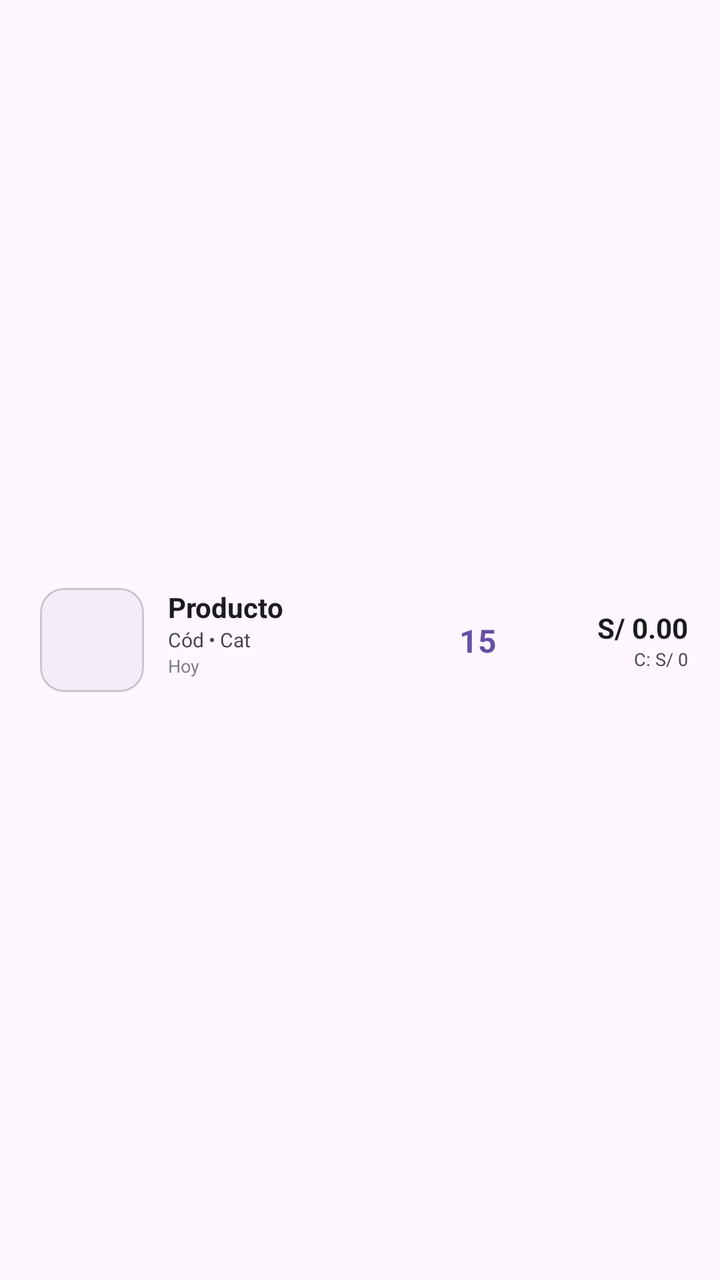
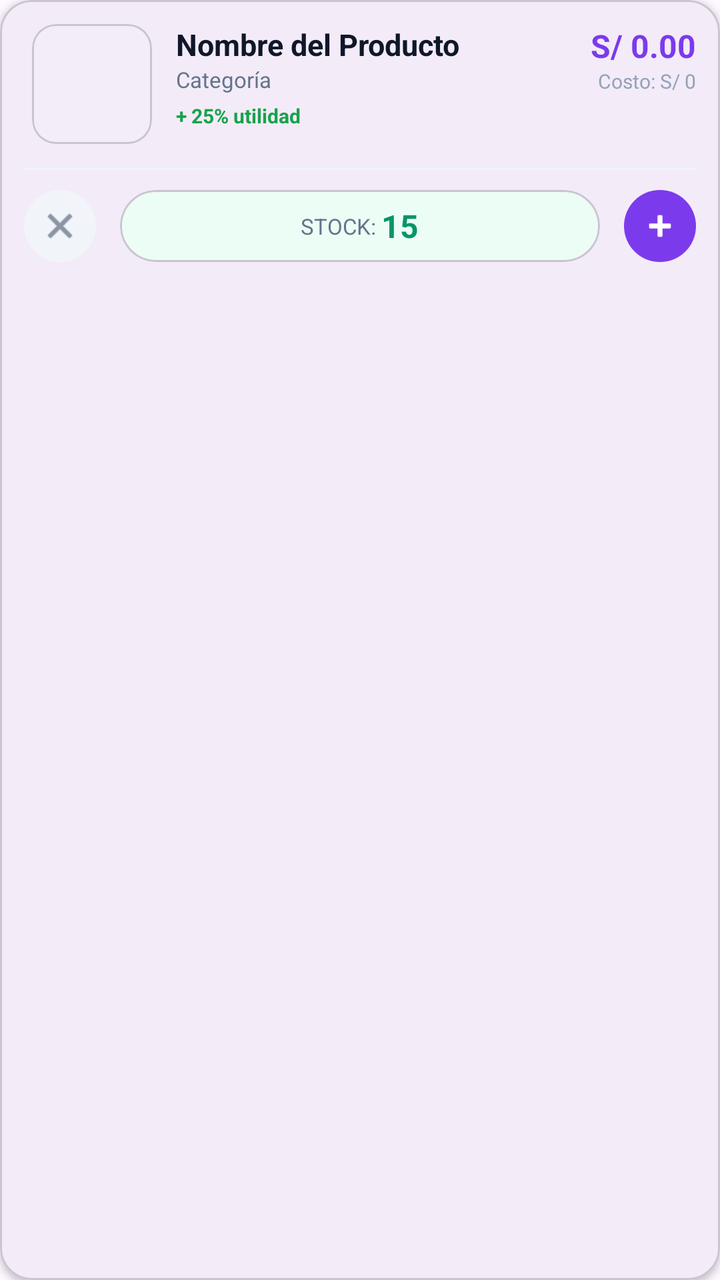

Screens rendered from an Android XML layout before and after an edit, with the pre-edit source and the edit as a unified diff.
<!-- AndroidManifest.xml: application theme Theme.Naxor -->
<!-- res/layout/item_producto.xml -->
<?xml version="1.0" encoding="utf-8"?>
<androidx.constraintlayout.widget.ConstraintLayout xmlns:android="http://schemas.android.com/apk/res/android"
    xmlns:app="http://schemas.android.com/apk/res-auto"
    android:layout_width="match_parent"
    android:layout_height="wrap_content"
    android:paddingVertical="10dp"
    android:paddingHorizontal="16dp"
    android:background="?attr/selectableItemBackground">

    <CheckBox
        android:id="@+id/cbProdSelected"
        android:layout_width="wrap_content"
        android:layout_height="wrap_content"
        android:visibility="gone"
        app:layout_constraintStart_toStartOf="parent"
        app:layout_constraintTop_toTopOf="parent"
        app:layout_constraintBottom_toBottomOf="parent" />

    <com.google.android.material.card.MaterialCardView
        android:id="@+id/cardProdItemPhoto"
        android:layout_width="52dp"
        android:layout_height="52dp"
        app:cardCornerRadius="12dp"
        app:cardElevation="0dp"
        app:strokeWidth="1dp"
        app:strokeColor="?attr/colorOutlineVariant"
        app:layout_constraintStart_toEndOf="@id/cbProdSelected"
        app:layout_constraintTop_toTopOf="parent"
        app:layout_constraintBottom_toBottomOf="parent"
        android:layout_marginStart="4dp">
        <ImageView
            android:id="@+id/ivProdItemPhoto"
            android:layout_width="match_parent"
            android:layout_height="match_parent"
            android:scaleType="centerCrop"
            android:background="?attr/colorSurfaceContainer" />
    </com.google.android.material.card.MaterialCardView>

    <TextView
        android:id="@+id/tvProdItemNombre"
        android:layout_width="0dp"
        android:layout_height="wrap_content"
        android:layout_marginStart="12dp"
        android:text="Producto"
        android:textSize="14sp"
        android:textStyle="bold"
        android:textColor="?attr/colorOnSurface"
        android:ellipsize="end"
        android:maxLines="1"
        app:layout_constraintStart_toEndOf="@id/cardProdItemPhoto"
        app:layout_constraintTop_toTopOf="@id/cardProdItemPhoto"
        app:layout_constraintEnd_toStartOf="@+id/tvProdItemStock" />

    <TextView
        android:id="@+id/tvProdItemCodigoSub"
        android:layout_width="wrap_content"
        android:layout_height="wrap_content"
        android:text="Cód"
        android:textSize="10sp"
        android:textColor="?attr/colorOnSurfaceVariant"
        app:layout_constraintStart_toStartOf="@id/tvProdItemNombre"
        app:layout_constraintTop_toBottomOf="@id/tvProdItemNombre" />

    <TextView
        android:id="@+id/tvProdItemDot"
        android:layout_width="wrap_content"
        android:layout_height="wrap_content"
        android:text=" • "
        android:textSize="10sp"
        android:textColor="?attr/colorOnSurfaceVariant"
        app:layout_constraintStart_toEndOf="@id/tvProdItemCodigoSub"
        app:layout_constraintTop_toTopOf="@id/tvProdItemCodigoSub" />

    <TextView
        android:id="@+id/tvProdItemCategoria"
        android:layout_width="0dp"
        android:layout_height="wrap_content"
        android:text="Cat"
        android:textSize="10sp"
        android:textColor="?attr/colorOnSurfaceVariant"
        app:layout_constraintStart_toEndOf="@id/tvProdItemDot"
        app:layout_constraintTop_toTopOf="@id/tvProdItemCodigoSub"
        app:layout_constraintEnd_toStartOf="@+id/tvProdItemStock" />

    <TextView
        android:id="@+id/tvProdItemIntegration"
        android:layout_width="0dp"
        android:layout_height="wrap_content"
        android:text="Hoy"
        android:textSize="9sp"
        android:textColor="?attr/colorOnSurfaceVariant"
        android:alpha="0.7"
        app:layout_constraintStart_toStartOf="@id/tvProdItemNombre"
        app:layout_constraintTop_toBottomOf="@id/tvProdItemCodigoSub"
        app:layout_constraintEnd_toStartOf="@+id/tvProdItemStock" />

    <TextView
        android:id="@+id/tvProdItemStock"
        android:layout_width="50dp"
        android:layout_height="wrap_content"
        android:text="15"
        android:textSize="16sp"
        android:textStyle="bold"
        android:textColor="?attr/colorPrimary"
        android:gravity="center"
        app:layout_constraintEnd_toStartOf="@+id/layoutPrice"
        app:layout_constraintTop_toTopOf="parent"
        app:layout_constraintBottom_toBottomOf="parent" />

    <LinearLayout
        android:id="@+id/layoutPrice"
        android:layout_width="80dp"
        android:layout_height="wrap_content"
        android:orientation="vertical"
        android:gravity="end"
        app:layout_constraintEnd_toEndOf="parent"
        app:layout_constraintTop_toTopOf="parent"
        app:layout_constraintBottom_toBottomOf="parent">
        <TextView
            android:id="@+id/tvProdItemPrecioVenta"
            android:layout_width="wrap_content"
            android:layout_height="wrap_content"
            android:text="S/ 0.00"
            android:textSize="14sp"
            android:textStyle="bold"
            android:textColor="?attr/colorOnSurface" />
        <TextView
            android:id="@+id/tvProdItemPrecioCosto"
            android:layout_width="wrap_content"
            android:layout_height="wrap_content"
            android:text="C: S/ 0"
            android:textSize="9sp"
            android:textColor="?attr/colorOnSurfaceVariant" />
    </LinearLayout>

</androidx.constraintlayout.widget.ConstraintLayout>
<!-- resources referenced by this layout -->
<resources>
  <style name="Theme.Naxor" parent="Base.Theme.Naxor" />
  <style name="Base.Theme.Naxor" parent="Theme.Material3.DayNight.NoActionBar">
          
          
      </style>
</resources>

<!-- the commit's change to res/layout/item_producto.xml (unified diff, before → after) -->
@@ -1,136 +1,198 @@
 <?xml version="1.0" encoding="utf-8"?>
-<androidx.constraintlayout.widget.ConstraintLayout xmlns:android="http://schemas.android.com/apk/res/android"
+<com.google.android.material.card.MaterialCardView xmlns:android="http://schemas.android.com/apk/res/android"
     xmlns:app="http://schemas.android.com/apk/res-auto"
+    android:id="@+id/cardProductoRoot"
     android:layout_width="match_parent"
     android:layout_height="wrap_content"
-    android:paddingVertical="10dp"
-    android:paddingHorizontal="16dp"
-    android:background="?attr/selectableItemBackground">
+    android:layout_marginHorizontal="16dp"
+    android:layout_marginVertical="6dp"
+    app:cardBackgroundColor="?attr/colorSurface"
+    app:cardCornerRadius="16dp"
+    app:cardElevation="2dp"
+    app:strokeWidth="1dp"
+    app:strokeColor="?attr/colorOutlineVariant">
 
-    <CheckBox
-        android:id="@+id/cbProdSelected"
-        android:layout_width="wrap_content"
+    <androidx.constraintlayout.widget.ConstraintLayout
+        android:layout_width="match_parent"
         android:layout_height="wrap_content"
-        android:visibility="gone"
-        app:layout_constraintStart_toStartOf="parent"
-        app:layout_constraintTop_toTopOf="parent"
-        app:layout_constraintBottom_toBottomOf="parent" />
+        android:padding="12dp">
 
-    <com.google.android.material.card.MaterialCardView
-        android:id="@+id/cardProdItemPhoto"
-        android:layout_width="52dp"
-        android:layout_height="52dp"
-        app:cardCornerRadius="12dp"
-        app:cardElevation="0dp"
-        app:strokeWidth="1dp"
-        app:strokeColor="?attr/colorOutlineVariant"
-        app:layout_constraintStart_toEndOf="@id/cbProdSelected"
-        app:layout_constraintTop_toTopOf="parent"
-        app:layout_constraintBottom_toBottomOf="parent"
-        android:layout_marginStart="4dp">
-        <ImageView
-            android:id="@+id/ivProdItemPhoto"
-            android:layout_width="match_parent"
-            android:layout_height="match_parent"
-            android:scaleType="centerCrop"
-            android:background="?attr/colorSurfaceContainer" />
-    </com.google.android.material.card.MaterialCardView>
-
-    <TextView
-        android:id="@+id/tvProdItemNombre"
-        android:layout_width="0dp"
-        android:layout_height="wrap_content"
-        android:layout_marginStart="12dp"
-        android:text="Producto"
-        android:textSize="14sp"
-        android:textStyle="bold"
-        android:textColor="?attr/colorOnSurface"
-        android:ellipsize="end"
-        android:maxLines="1"
-        app:layout_constraintStart_toEndOf="@id/cardProdItemPhoto"
-        app:layout_constraintTop_toTopOf="@id/cardProdItemPhoto"
-        app:layout_constraintEnd_toStartOf="@+id/tvProdItemStock" />
-
-    <TextView
-        android:id="@+id/tvProdItemCodigoSub"
-        android:layout_width="wrap_content"
-        android:layout_height="wrap_content"
-        android:text="Cód"
-        android:textSize="10sp"
-        android:textColor="?attr/colorOnSurfaceVariant"
-        app:layout_constraintStart_toStartOf="@id/tvProdItemNombre"
-        app:layout_constraintTop_toBottomOf="@id/tvProdItemNombre" />
-
-    <TextView
-        android:id="@+id/tvProdItemDot"
-        android:layout_width="wrap_content"
-        android:layout_height="wrap_content"
-        android:text=" • "
-        android:textSize="10sp"
-        android:textColor="?attr/colorOnSurfaceVariant"
-        app:layout_constraintStart_toEndOf="@id/tvProdItemCodigoSub"
-        app:layout_constraintTop_toTopOf="@id/tvProdItemCodigoSub" />
-
-    <TextView
-        android:id="@+id/tvProdItemCategoria"
-        android:layout_width="0dp"
-        android:layout_height="wrap_content"
-        android:text="Cat"
-        android:textSize="10sp"
-        android:textColor="?attr/colorOnSurfaceVariant"
-        app:layout_constraintStart_toEndOf="@id/tvProdItemDot"
-        app:layout_constraintTop_toTopOf="@id/tvProdItemCodigoSub"
-        app:layout_constraintEnd_toStartOf="@+id/tvProdItemStock" />
-
-    <TextView
-        android:id="@+id/tvProdItemIntegration"
-        android:layout_width="0dp"
-        android:layout_height="wrap_content"
-        android:text="Hoy"
-        android:textSize="9sp"
-        android:textColor="?attr/colorOnSurfaceVariant"
-        android:alpha="0.7"
-        app:layout_constraintStart_toStartOf="@id/tvProdItemNombre"
-        app:layout_constraintTop_toBottomOf="@id/tvProdItemCodigoSub"
-        app:layout_constraintEnd_toStartOf="@+id/tvProdItemStock" />
-
-    <TextView
-        android:id="@+id/tvProdItemStock"
-        android:layout_width="50dp"
-        android:layout_height="wrap_content"
-        android:text="15"
-        android:textSize="16sp"
-        android:textStyle="bold"
-        android:textColor="?attr/colorPrimary"
-        android:gravity="center"
-        app:layout_constraintEnd_toStartOf="@+id/layoutPrice"
-        app:layout_constraintTop_toTopOf="parent"
-        app:layout_constraintBottom_toBottomOf="parent" />
-
-    <LinearLayout
-        android:id="@+id/layoutPrice"
-        android:layout_width="80dp"
-        android:layout_height="wrap_content"
-        android:orientation="vertical"
-        android:gravity="end"
-        app:layout_constraintEnd_toEndOf="parent"
-        app:layout_constraintTop_toTopOf="parent"
-        app:layout_constraintBottom_toBottomOf="parent">
-        <TextView
-            android:id="@+id/tvProdItemPrecioVenta"
+        <CheckBox
+            android:id="@+id/cbProdSelected"
             android:layout_width="wrap_content"
             android:layout_height="wrap_content"
-            android:text="S/ 0.00"
-            android:textSize="14sp"
-            android:textStyle="bold"
-            android:textColor="?attr/colorOnSurface" />
-        <TextView
-            android:id="@+id/tvProdItemPrecioCosto"
+            android:visibility="gone"
+            app:layout_constraintStart_toStartOf="parent"
+            app:layout_constraintTop_toTopOf="parent"
+            app:layout_constraintBottom_toBottomOf="parent" />
+
+        
+        <com.google.android.material.card.MaterialCardView
+            android:id="@+id/cardProdItemPhoto"
+            android:layout_width="60dp"
+            android:layout_height="60dp"
+            app:cardCornerRadius="12dp"
+            app:cardElevation="0dp"
+            app:layout_constraintStart_toEndOf="@id/cbProdSelected"
+            app:layout_constraintTop_toTopOf="parent"
+            android:layout_marginStart="4dp">
+            <ImageView
+                android:id="@+id/ivProdItemPhoto"
+                android:layout_width="match_parent"
+                android:layout_height="match_parent"
+                android:scaleType="centerCrop"
+                android:background="?attr/colorSurfaceContainer" />
+        </com.google.android.material.card.MaterialCardView>
+
+        
+        <LinearLayout
+            android:id="@+id/layoutInfoMain"
+            android:layout_width="0dp"
+            android:layout_height="wrap_content"
+            android:layout_marginStart="12dp"
+            android:orientation="vertical"
+            app:layout_constraintStart_toEndOf="@id/cardProdItemPhoto"
+            app:layout_constraintTop_toTopOf="@id/cardProdItemPhoto"
+            app:layout_constraintEnd_toStartOf="@+id/layoutPrice">
+
+            <TextView
+                android:id="@+id/tvProdItemNombre"
+                android:layout_width="match_parent"
+                android:layout_height="wrap_content"
+                android:text="Nombre del Producto"
+                android:textSize="15sp"
+                android:textStyle="bold"
+                android:textColor="@color/slate_900"
+                android:ellipsize="end"
+                android:maxLines="1" />
+
+            <TextView
+                android:id="@+id/tvProdItemCategoria"
+                android:layout_width="wrap_content"
+                android:layout_height="wrap_content"
+                android:text="Categoría"
+                android:textSize="11sp"
+                android:textColor="@color/slate_500" />
+
+            
+            <LinearLayout
+                android:layout_width="wrap_content"
+                android:layout_height="wrap_content"
+                android:orientation="horizontal"
+                android:layout_marginTop="4dp"
+                android:gravity="center_vertical">
+                <TextView
+                    android:id="@+id/tvProdItemUtility"
+                    android:layout_width="wrap_content"
+                    android:layout_height="wrap_content"
+                    android:text="+ 25% utilidad"
+                    android:textSize="10sp"
+                    android:textStyle="bold"
+                    android:textColor="@color/green_600" />
+            </LinearLayout>
+        </LinearLayout>
+
+        
+        <LinearLayout
+            android:id="@+id/layoutPrice"
             android:layout_width="wrap_content"
             android:layout_height="wrap_content"
-            android:text="C: S/ 0"
-            android:textSize="9sp"
-            android:textColor="?attr/colorOnSurfaceVariant" />
-    </LinearLayout>
+            android:orientation="vertical"
+            android:gravity="end"
+            app:layout_constraintEnd_toEndOf="parent"
+            app:layout_constraintTop_toTopOf="@id/cardProdItemPhoto">
+            <TextView
+                android:id="@+id/tvProdItemPrecioVenta"
+                android:layout_width="wrap_content"
+                android:layout_height="wrap_content"
+                android:text="S/ 0.00"
+                android:textSize="16sp"
+                android:textStyle="bold"
+                android:textColor="@color/purple_600" />
+            <TextView
+                android:id="@+id/tvProdItemPrecioCosto"
+                android:layout_width="wrap_content"
+                android:layout_height="wrap_content"
+                android:text="Costo: S/ 0"
+                android:textSize="10sp"
+                android:textColor="@color/slate_400" />
+        </LinearLayout>
 
-</androidx.constraintlayout.widget.ConstraintLayout>
+        
+        <View
+            android:id="@+id/dividerProd"
+            android:layout_width="0dp"
+            android:layout_height="1dp"
+            android:background="@color/slate_100"
+            android:layout_marginTop="12dp"
+            app:layout_constraintTop_toBottomOf="@id/cardProdItemPhoto"
+            app:layout_constraintStart_toStartOf="parent"
+            app:layout_constraintEnd_toEndOf="parent" />
+
+        
+        <LinearLayout
+            android:id="@+id/layoutStockControls"
+            android:layout_width="match_parent"
+            android:layout_height="48dp"
+            android:orientation="horizontal"
+            android:gravity="center_vertical"
+            android:layout_marginTop="4dp"
+            app:layout_constraintTop_toBottomOf="@id/dividerProd">
+
+            <ImageButton
+                android:id="@+id/btnProdItemMinus"
+                android:layout_width="36dp"
+                android:layout_height="36dp"
+                android:background="@drawable/bg_circle_surface"
+                android:backgroundTint="@color/slate_100"
+                android:src="@android:drawable/ic_menu_close_clear_cancel"
+                app:tint="@color/slate_600"
+                android:padding="8dp"
+                android:scaleType="fitCenter" />
+
+            <com.google.android.material.card.MaterialCardView
+                android:id="@+id/cardStockStatus"
+                android:layout_width="0dp"
+                android:layout_height="36dp"
+                android:layout_weight="1"
+                android:layout_marginHorizontal="12dp"
+                app:cardCornerRadius="18dp"
+                app:cardElevation="0dp"
+                app:cardBackgroundColor="@color/emerald_50">
+                <LinearLayout
+                    android:layout_width="match_parent"
+                    android:layout_height="match_parent"
+                    android:gravity="center"
+                    android:orientation="horizontal">
+                    <TextView
+                        android:layout_width="wrap_content"
+                        android:layout_height="wrap_content"
+                        android:text="STOCK: "
+                        android:textSize="11sp"
+                        android:textColor="@color/slate_500" />
+                    <TextView
+                        android:id="@+id/tvProdItemStock"
+                        android:layout_width="wrap_content"
+                        android:layout_height="wrap_content"
+                        android:text="15"
+                        android:textSize="16sp"
+                        android:textStyle="bold"
+                        android:textColor="@color/emerald_600" />
+                </LinearLayout>
+            </com.google.android.material.card.MaterialCardView>
+
+            <ImageButton
+                android:id="@+id/btnProdItemPlus"
+                android:layout_width="36dp"
+                android:layout_height="36dp"
+                android:background="@drawable/bg_circle_surface"
+                android:backgroundTint="@color/purple_600"
+                android:src="@android:drawable/ic_input_add"
+                app:tint="@color/white"
+                android:padding="8dp"
+                android:scaleType="fitCenter" />
+
+        </LinearLayout>
+
+    </androidx.constraintlayout.widget.ConstraintLayout>
+</com.google.android.material.card.MaterialCardView>
<!-- resource entries referenced after the edit -->
@@ -1,5 +1,21 @@
 <!-- resources referenced by this layout -->
 <resources>
+  <color name="emerald_50">#ECFDF5</color>
+  <color name="emerald_600">#059669</color>
+  <color name="green_600">#16A34A</color>
+  <color name="purple_600">#7C3AED</color>
+  <color name="slate_100">#F1F5F9</color>
+  <color name="slate_400">#94A3B8</color>
+  <color name="slate_500">#64748B</color>
+  <color name="slate_600">#475569</color>
+  <color name="slate_900">#0F172A</color>
+  <color name="white">#FFFFFFFF</color>
+  <!-- drawable bg_circle_surface (drawable) -->
+  <?xml version="1.0" encoding="utf-8"?>
+  <shape xmlns:android="http://schemas.android.com/apk/res/android"
+      android:shape="oval">
+      <solid android:color="?attr/colorSurfaceContainerHigh" />
+  </shape>
   <style name="Theme.Naxor" parent="Base.Theme.Naxor" />
   <style name="Base.Theme.Naxor" parent="Theme.Material3.DayNight.NoActionBar">
           
